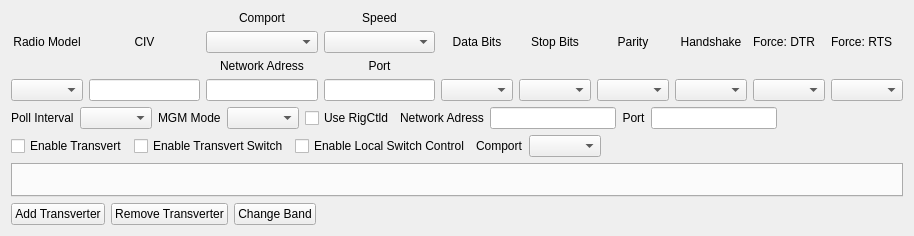
First picture: the form in mqt/MqtRigControl/rigsetupform.ui, repository Rsclub22/Minos2-Mirror, before the edit.
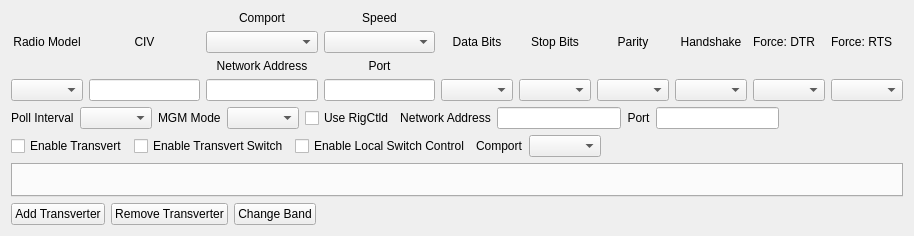
Second picture: the form after the edit. Custom widgets are drawn as their Qt base class.

```diff
--- a/mqt/MqtRigControl/rigsetupform.ui
+++ b/mqt/MqtRigControl/rigsetupform.ui
@@ -74,7 +74,7 @@
          <item>
           <widget class="QLabel" name="networkAddLbl1">
            <property name="text">
-            <string>Network Adress</string>
+            <string>Network Address</string>
            </property>
            <property name="alignment">
             <set>Qt::AlignCenter</set>
@@ -272,7 +272,7 @@
      <item>
       <widget class="QLabel" name="rigCtldNetworkAddLbl">
        <property name="text">
-        <string>Network Adress</string>
+        <string>Network Address</string>
        </property>
        <property name="alignment">
         <set>Qt::AlignCenter</set>
```
